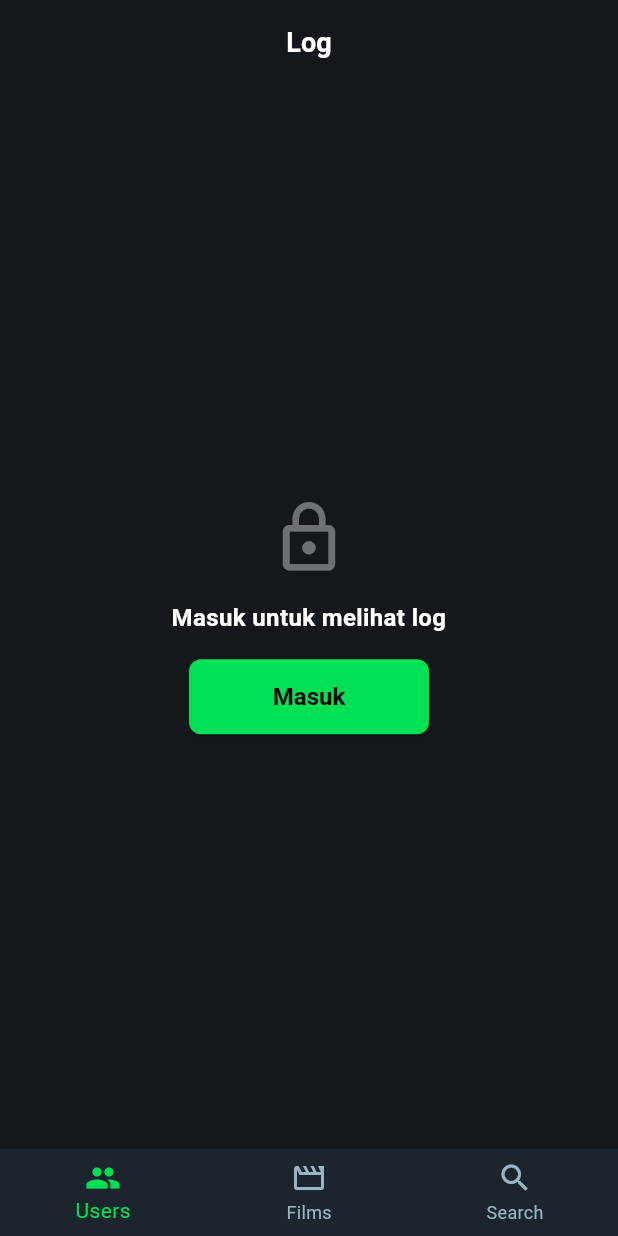
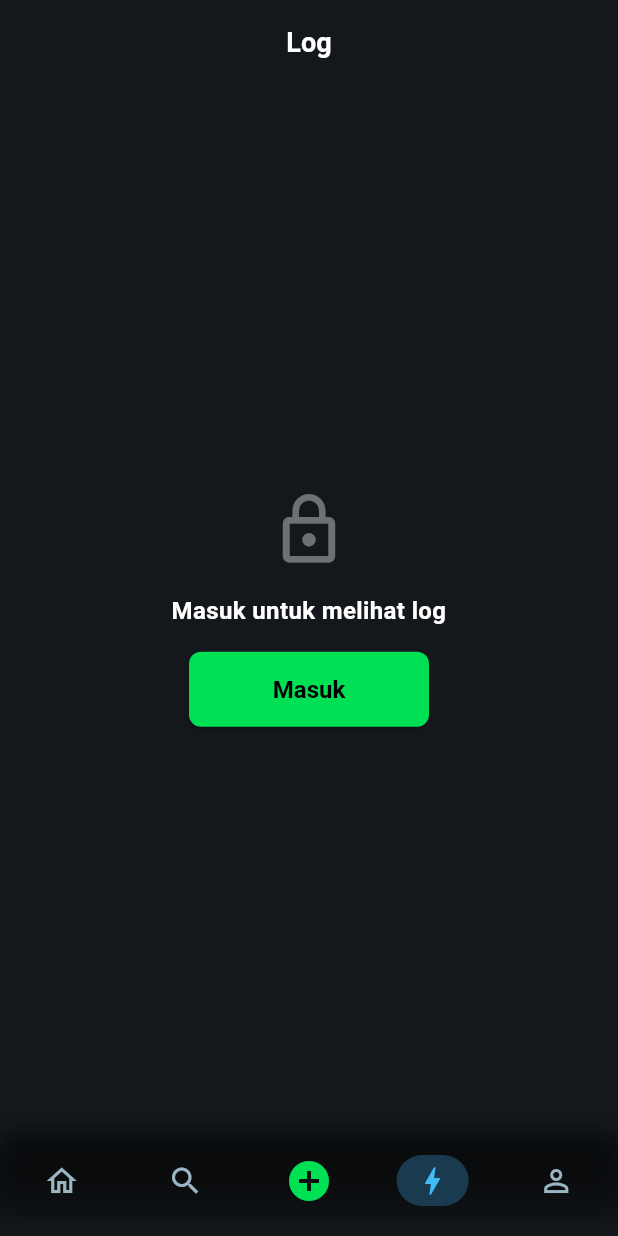
Before and after one commit to renoain/mlbox, a Flutter app: the LogPage screen opened by its route, on a phone screen of 412 x 824 dp. Run offline on Flutter 3.47's test engine with Material 3 defaults, Android fonts, the phone set to English and light mode, and no system bars; our stand-ins replace cached_network_image, dio, flutter_riverpod, flutter_secure_storage, go_router; accounts and stored records are empty; network calls fail.

Commit message:
feat(nav): redesign bottom navigation and add activity page
Redesign the bottom navigation to match Letterboxd and add the Activity
page that hosts the watchlist and diary tabs.

- nav: outline icons that turn into filled icons on a rounded blue
  capsule when the page is active, a transparent bar over a gradient
  with a soft shadow, and the green Quick Review button in the middle
- new /activity page with the Watchlist and Diary tabs, reusing the bodies
  of the watchlist and log pages so the data stays in one place
- the Quick Review button picks a film and opens its review form
- every page now uses the new nav index: home 0, search 1, activity 3,
  profile 4

```diff
--- a/lib/main.dart
+++ b/lib/main.dart
@@ -3,14 +3,17 @@ import 'package:flutter_riverpod/flutter_riverpod.dart';
 import 'package:go_router/go_router.dart';
 
 import 'core/app_theme.dart';
+import 'pages/activity_page.dart';
 import 'pages/splash_page.dart';
 import 'pages/home_page.dart';
 import 'pages/search_page.dart';
 import 'pages/watchlist_page.dart';
+import 'pages/watched_page.dart';
 import 'pages/log_page.dart';
 import 'pages/profile_page.dart';
 import 'pages/settings_page.dart';
 import 'pages/movie_detail_page.dart';
+import 'pages/likes_page.dart';
 import 'pages/login_page.dart';
 import 'pages/register_page.dart';
 import 'pages/review_form_page.dart';
@@ -26,6 +29,12 @@ final appRouter = GoRouter(
       builder: (context, state) => const WatchlistPage(),
     ),
     GoRoute(path: '/log', builder: (context, state) => const LogPage()),
+    GoRoute(
+      path: '/activity',
+      builder: (context, state) => const ActivityPage(),
+    ),
+    GoRoute(path: '/watched', builder: (context, state) => const WatchedPage()),
+    GoRoute(path: '/likes', builder: (context, state) => const LikesPage()),
     GoRoute(path: '/profile', builder: (context, state) => const ProfilePage()),
     GoRoute(
       path: '/settings',
--- a/lib/pages/home_page.dart
+++ b/lib/pages/home_page.dart
@@ -32,8 +32,6 @@ class _HomePageState extends ConsumerState<HomePage> {
 
   @override
   Widget build(BuildContext context) {
-    final isLoggedIn = ref.watch(authProvider).isAuthenticated;
-
     return Scaffold(
       backgroundColor: _bg,
       body: Column(
@@ -72,7 +70,7 @@ class _HomePageState extends ConsumerState<HomePage> {
           Expanded(child: _buildTab(ref)),
         ],
       ),
-      bottomNavigationBar: MainBottomNav(currentIndex: isLoggedIn ? 0 : 1),
+      bottomNavigationBar: MainBottomNav(currentIndex: 0),
     );
   }
 
--- a/lib/pages/log_page.dart
+++ b/lib/pages/log_page.dart
@@ -20,15 +20,15 @@ class LogPage extends ConsumerWidget {
     return Scaffold(
       backgroundColor: AppTheme.background,
       appBar: AppBar(title: const Text('Log')),
-      body: isLoggedIn ? const _LogBody() : const _GuestMessage(),
+      body: isLoggedIn ? const LogBody() : const _GuestMessage(),
       // Penanda menu: Log = index 3 untuk user login, Users = index 0 untuk guest.
-      bottomNavigationBar: MainBottomNav(currentIndex: isLoggedIn ? 3 : 0),
+      bottomNavigationBar: const MainBottomNav(currentIndex: 3),
     );
   }
 }
 
-class _LogBody extends ConsumerWidget {
-  const _LogBody();
+class LogBody extends ConsumerWidget {
+  const LogBody({super.key});
 
   @override
   Widget build(BuildContext context, WidgetRef ref) {
--- a/lib/pages/search_page.dart
+++ b/lib/pages/search_page.dart
@@ -3,7 +3,6 @@ import 'package:flutter_riverpod/flutter_riverpod.dart';
 import 'package:go_router/go_router.dart';
 
 import '../models/movie.dart';
-import '../providers/auth_provider.dart';
 import '../providers/movie_provider.dart';
 import '../widgets/main_bottom_nav.dart';
 import '../widgets/movie_card.dart';
@@ -32,7 +31,6 @@ class _SearchPageState extends ConsumerState<SearchPage> {
 
   @override
   Widget build(BuildContext context) {
-    final isLoggedIn = ref.watch(authProvider).isAuthenticated;
     final moviesAsync = ref.watch(moviesProvider);
 
     return Scaffold(
@@ -118,7 +116,7 @@ class _SearchPageState extends ConsumerState<SearchPage> {
           ),
         ),
       ),
-      bottomNavigationBar: MainBottomNav(currentIndex: isLoggedIn ? 1 : 2),
+      bottomNavigationBar: MainBottomNav(currentIndex: 1),
     );
   }
 
--- a/lib/widgets/main_bottom_nav.dart
+++ b/lib/widgets/main_bottom_nav.dart
@@ -3,86 +3,180 @@ import 'package:flutter_riverpod/flutter_riverpod.dart';
 import 'package:go_router/go_router.dart';
 
 import '../core/app_theme.dart';
-import '../providers/auth_provider.dart'; // <-- Panggil AuthProvider
+import '../providers/auth_provider.dart';
+import 'movie_picker_sheet.dart';
 
+/// Bottom navigation dengan lima menu:
+///
+/// 0 = Home, 1 = Search, 2 = Quick Review, 3 = Activity, 4 = Profile.
+///
+/// Ikon aktif memakai gaya *filled* dan dibungkus kapsul biru gelap.
+/// Ikon tidak aktif memakai gaya *outline* berwarna abu-abu.
+/// Tombol tengah (Quick Review) selalu hijau dan tidak memakai kapsul.
 class MainBottomNav extends ConsumerWidget {
   final int currentIndex;
 
   const MainBottomNav({super.key, required this.currentIndex});
 
+  /// Warna ikon untuk halaman yang sedang aktif.
+  static const Color activeColor = Color(0xFF40BCF4);
+
+  /// Warna ikon untuk halaman lain.
+  static const Color inactiveColor = Color(0xFF9AB5C4);
+
+  /// Warna latar kapsul ikon aktif.
+  static const Color capsuleColor = Color(0xFF1A3B4F);
+
   @override
   Widget build(BuildContext context, WidgetRef ref) {
-    // Mengecek apakah user sudah login atau belum
-    final isLoggedIn = ref.watch(authProvider).isAuthenticated;
-
-    return SafeArea(
+    return Container(
+      decoration: BoxDecoration(
+        // Gradasi dari transparan di atas ke gelap pekat di bawah, supaya
+        // navbar terlihat melayang di atas konten.
+        gradient: LinearGradient(
+          begin: Alignment.topCenter,
+          end: Alignment.bottomCenter,
+          colors: [Colors.transparent, AppTheme.background],
+        ),
+        boxShadow: [
+          BoxShadow(
+            color: Colors.black.withValues(alpha: 0.45),
+            blurRadius: 10,
+            offset: const Offset(0, -3),
+          ),
+        ],
+      ),
+      child: SafeArea(
         top: false,
         child: BottomNavigationBar(
-        backgroundColor: AppTheme.surface,
-        selectedItemColor: AppTheme.primary,
-        unselectedItemColor: AppTheme.textSecondary,
+          backgroundColor: Colors.transparent,
+          selectedItemColor: activeColor,
+          unselectedItemColor: inactiveColor,
           type: BottomNavigationBarType.fixed,
           currentIndex: currentIndex,
           elevation: 0,
-        onTap: (index) {
-          if (!isLoggedIn) {
-            // NAVBAR GUEST (3 Ikon)
-            if (index == 0) context.go('/login');
-            if (index == 1) context.go('/home');
-            if (index == 2) context.go('/search');
-          } else {
-            // NAVBAR USER LOGIN (5 Ikon)
-            if (index == 0) context.go('/home');
-            if (index == 1) context.go('/search');
-            if (index == 2) context.go('/watchlist');
-            if (index == 3) context.go('/log');
-            if (index == 4) context.go('/profile');
-          }
-        },
-        items: isLoggedIn
-            ? const [
-                // 5 Ikon untuk yang sudah login
+          showSelectedLabels: false,
+          showUnselectedLabels: false,
+          onTap: (index) => _onTap(context, ref, index),
+          items: [
             BottomNavigationBarItem(
-                  icon: Icon(Icons.movie_outlined),
-                  activeIcon: Icon(Icons.movie),
+              icon: _CapsuleIcon(
+                activeIcon: Icons.home,
+                inactiveIcon: Icons.home_outlined,
+                isActive: currentIndex == 0,
+              ),
               label: 'Home',
             ),
             BottomNavigationBarItem(
-                  icon: Icon(Icons.search),
+              icon: _CapsuleIcon(
+                activeIcon: Icons.search,
+                inactiveIcon: Icons.search,
+                isActive: currentIndex == 1,
+              ),
               label: 'Search',
             ),
+            // Tombol tengah: warna hijau statis, lebih besar, tanpa kapsul.
             BottomNavigationBarItem(
-                  icon: Icon(Icons.bookmark_border),
-                  activeIcon: Icon(Icons.bookmark),
-                  label: 'Watchlist',
+              icon: const Icon(
+                Icons.add_circle,
+                color: AppTheme.primary,
+                size: 32,
+              ),
+              label: 'Review',
             ),
             BottomNavigationBarItem(
-                  icon: Icon(Icons.add_circle_outline),
-                  label: 'Log',
+              icon: _CapsuleIcon(
+                activeIcon: Icons.bolt,
+                inactiveIcon: Icons.bolt_outlined,
+                isActive: currentIndex == 3,
+              ),
+              label: 'Activity',
             ),
             BottomNavigationBarItem(
-                  icon: Icon(Icons.person_outline),
-                  activeIcon: Icon(Icons.person),
+              icon: _CapsuleIcon(
+                activeIcon: Icons.person,
+                inactiveIcon: Icons.person_outline,
+                isActive: currentIndex == 4,
+              ),
               label: 'Profile',
             ),
-              ]
-            : const [
-                // 3 Ikon untuk Guest (Belum Login)
-                BottomNavigationBarItem(
-                  icon: Icon(Icons.people_outline),
-                  activeIcon: Icon(Icons.people),
-                  label: 'Users',
+          ],
         ),
-                BottomNavigationBarItem(
-                  icon: Icon(Icons.movie_outlined),
-                  activeIcon: Icon(Icons.movie),
-                  label: 'Films',
       ),
-                BottomNavigationBarItem(
-                  icon: Icon(Icons.search),
-                  label: 'Search',
+    );
+  }
+
+  Future<void> _onTap(BuildContext context, WidgetRef ref, int index) async {
+    switch (index) {
+      case 0:
+        context.go('/home');
+      case 1:
+        context.go('/search');
+      case 2:
+        await _openQuickReview(context, ref);
+      case 3:
+        context.go('/activity');
+      case 4:
+        context.go('/profile');
+    }
+  }
+
+  /// Quick Review: pilih film, lalu langsung buka form reviewnya.
+  Future<void> _openQuickReview(BuildContext context, WidgetRef ref) async {
+    if (!ref.read(authProvider).isAuthenticated) {
+      ScaffoldMessenger.of(context).showSnackBar(
+        SnackBar(
+          content: const Text('Masuk dulu untuk menulis review.'),
+          action: SnackBarAction(
+            label: 'Masuk',
+            onPressed: () => context.push('/login'),
           ),
-              ],
+        ),
+      );
+      return;
+    }
+
+    final movie = await showMoviePicker(
+      context,
+      title: 'Pilih film untuk di-review',
+    );
+
+    if (movie == null || !context.mounted) return;
+
+    context.push('/movie/${movie.id}/review');
+  }
+}
+
+/// Ikon navbar dengan kapsul di belakang saat aktif.
+///
+/// Kapsulnya memakai `AnimatedContainer` supaya transisi warnanya halus.
+class _CapsuleIcon extends StatelessWidget {
+  final IconData activeIcon;
+  final IconData inactiveIcon;
+  final bool isActive;
+
+  const _CapsuleIcon({
+    required this.activeIcon,
+    required this.inactiveIcon,
+    required this.isActive,
+  });
+
+  @override
+  Widget build(BuildContext context) {
+    return AnimatedContainer(
+      duration: const Duration(milliseconds: 220),
+      curve: Curves.easeOut,
+      padding: const EdgeInsets.symmetric(horizontal: 12, vertical: 5),
+      decoration: BoxDecoration(
+        color: isActive ? MainBottomNav.capsuleColor : Colors.transparent,
+        borderRadius: BorderRadius.circular(20),
+      ),
+      child: Icon(
+        isActive ? activeIcon : inactiveIcon,
+        color: isActive
+            ? MainBottomNav.activeColor
+            : MainBottomNav.inactiveColor,
+        size: 24,
       ),
     );
   }
```
Also changed, not shown: lib/pages/activity_page.dart (added, +82 -0 lines), lib/pages/watchlist_page.dart (+4 -4 lines). Lines whose indentation alone changed are shown as unchanged.
